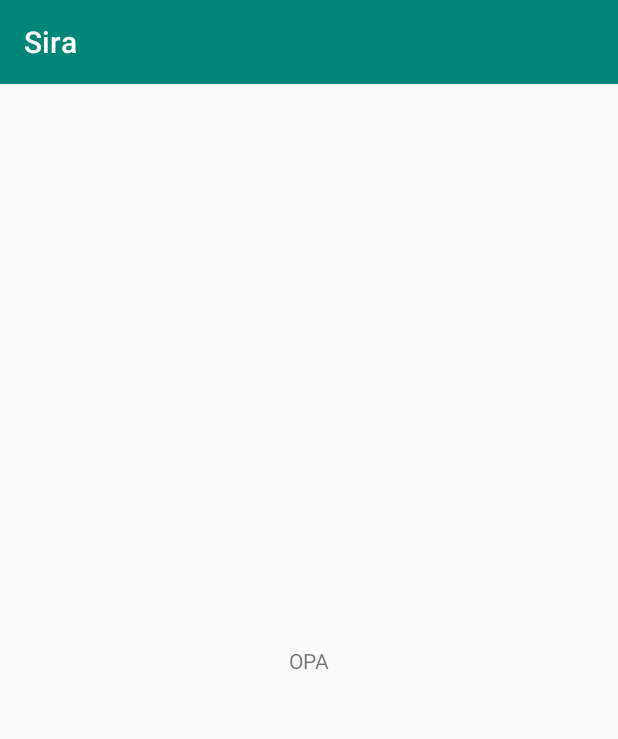
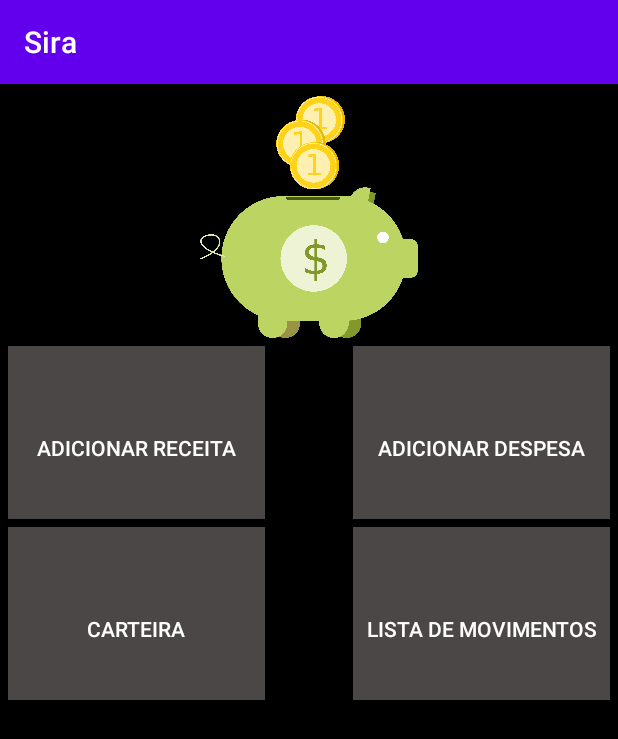
Before and after one commit to ZASOUROUNIJ/SIRA, an Android app: the screen it shows after launch (MainActivity), on a phone screen of 412 x 824 dp. Shown: the top 739 px of the screen. Run offline under Robolectric (Android 15) with nearby library versions, the phone set to English and light mode, and no system bars.

Commit message:
MainActivity criada

```diff
--- a/SiraProject/app/src/main/res/layout/activity_main.xml
+++ b/SiraProject/app/src/main/res/layout/activity_main.xml
@@ -4,15 +4,69 @@
     xmlns:tools="http://schemas.android.com/tools"
     android:layout_width="match_parent"
     android:layout_height="match_parent"
+    android:background="@color/colorOnSecondary"
+    android:orientation="vertical"
     tools:context="com.example.siraProject.MainActivity">
 
-    <TextView
-        android:layout_width="wrap_content"
-        android:layout_height="wrap_content"
-        android:text="OPA"
-        app:layout_constraintBottom_toBottomOf="parent"
-        app:layout_constraintLeft_toLeftOf="parent"
-        app:layout_constraintRight_toRightOf="parent"
-        app:layout_constraintTop_toTopOf="parent" />
+    <Button
+        android:id="@+id/BotaoCarteiraId"
+        android:layout_width="@dimen/BotaoLargura"
+        android:layout_height="@dimen/BotaoAltura"
+        android:layout_margin="5dp"
+        android:background="@color/colorCinzaClaro"
+        android:paddingTop="20dp"
+        android:text="@string/botao_carteira"
+        android:textColor="@color/colorOnPrimary"
+        app:layout_constraintStart_toStartOf="parent"
+        app:layout_constraintTop_toBottomOf="@+id/BotaoAdicionarReceitaId" />
+
+    <Button
+        android:id="@+id/BotaoAdicionarDespesaId"
+        android:layout_width="@dimen/BotaoLargura"
+        android:layout_height="@dimen/BotaoAltura"
+        android:layout_margin="5dp"
+        android:background="@color/colorCinzaClaro"
+        android:paddingTop="20dp"
+        android:text="@string/botao_despesa"
+        android:textColor="@color/colorOnPrimary"
+        app:layout_constraintEnd_toEndOf="parent"
+        app:layout_constraintTop_toBottomOf="@+id/LogoId" />
+
+    <Button
+        android:id="@+id/BotaoAdicionarReceitaId"
+        android:layout_width="@dimen/BotaoLargura"
+        android:layout_height="@dimen/BotaoAltura"
+        android:layout_margin="5dp"
+        android:background="@color/colorCinzaClaro"
+        android:paddingTop="20dp"
+        android:text="@string/botao_receita"
+        android:textColor="@color/colorOnPrimary"
+        app:layout_constraintStart_toStartOf="parent"
+        app:layout_constraintTop_toBottomOf="@+id/LogoId" />
+
+    <Button
+        android:id="@+id/BotaoListaDeMovimentosId"
+        android:layout_width="@dimen/BotaoLargura"
+        android:layout_height="@dimen/BotaoAltura"
+        android:layout_margin="5dp"
+        android:background="@color/colorCinzaClaro"
+        android:paddingTop="20dp"
+        android:text="@string/botao_movimentos"
+        android:textColor="@color/colorOnPrimary"
+        app:layout_constraintEnd_toEndOf="parent"
+        app:layout_constraintTop_toBottomOf="@+id/BotaoAdicionarDespesaId" />
+
+    <ImageView
+        android:id="@+id/LogoId"
+        android:layout_width="192dp"
+        android:layout_height="161dp"
+        android:layout_marginStart="8dp"
+        android:layout_marginTop="8dp"
+        android:layout_marginEnd="8dp"
+        android:contentDescription="@string/descricao_logo"
+        app:layout_constraintEnd_toEndOf="parent"
+        app:layout_constraintStart_toStartOf="parent"
+        app:layout_constraintTop_toTopOf="parent"
+        app:srcCompat="@drawable/porco1234" />
 
 </android.support.constraint.ConstraintLayout>
--- a/SiraProject/app/src/main/res/values/colors.xml
+++ b/SiraProject/app/src/main/res/values/colors.xml
@@ -1,6 +1,28 @@
 <?xml version="1.0" encoding="utf-8"?>
 <resources>
-    <color name="colorPrimary">#008577</color>
-    <color name="colorPrimaryDark">#00574B</color>
-    <color name="colorAccent">#D81B60</color>
+
+    <color name="colorPrimaryDark">#000</color>
+    <color name="colorAccent">#777777</color>
+    <!-->The color displayed most frequently across your app’s screens and components.<!-->
+    <color name="colorPrimary">#6200EE</color>
+
+    <!-->A tonal variation of the primary color.<!-->
+    <color name="colorPrimaryVariant">#3700B3</color>
+
+    <!-->A color that passes accessibility guidelines for
+    text/iconography when drawn on top of the primary color.<!-->
+    <color name="colorOnPrimary">#FFFFFF</color>
+
+     <!-->The secondary branding color for the app,
+     usually an accented complement to the primary branding color.<!-->
+    <color name="colorSecondary">#03DAC6</color>
+
+    <!-->A color that passes accessibility guidelines for
+    text/iconography when drawn on top of the secondary color.<!-->
+    <color name="colorOnSecondary">#000000</color>
+
+    <!--> A tonal variation of the secondary color.<!-->
+    <color name="colorSecondaryVariant">#018786</color>
+    <color name="colorCinzaClaro">#4B4747</color>
+    <color name="colorCinzaEscuro">#363434</color>
 </resources>
--- /dev/null
+++ b/SiraProject/app/src/main/res/values/dimens.xml
@@ -0,0 +1,5 @@
+<?xml version="1.0" encoding="utf-8"?>
+<resources>
+    <dimen name="BotaoLargura">171dp</dimen>
+    <dimen name="BotaoAltura">115dp</dimen>
+</resources>
--- a/SiraProject/app/src/main/res/values/strings.xml
+++ b/SiraProject/app/src/main/res/values/strings.xml
@@ -1,3 +1,20 @@
 <resources>
     <string name="app_name">Sira</string>
+    <string name="botao_carteira">Carteira</string>
+    <string name="botao_despesa">Adicionar despesa</string>
+    <string name="botao_receita">Adicionar receita</string>
+    <string name="botao_movimentos">Lista de Movimentos</string>
+    <!-->
+
+    <string name=""></string>
+    <string name=""></string>
+    <string name=""></string>
+    <string name=""></string>
+    <string name=""></string>
+    <string name=""></string>
+    <string name=""></string>
+    <string name=""></string>
+    <string name=""></string>
+    <!-->
+    <string name="descricao_logo">logotipo Porquinho</string>
 </resources>
```
Also changed, not shown: SiraProject/app/src/main/AndroidManifest.xml (+5 -4 lines), SiraProject/app/src/main/java/com/example/siraProject/AdcionarDespesaActivity.java (added, +13 -0 lines), SiraProject/app/src/main/java/com/example/siraProject/AdicionarReceitaActivity.java (added, +13 -0 lines), SiraProject/app/src/main/java/com/example/siraProject/CarteiraActivity.java (added, +13 -0 lines), SiraProject/app/src/main/java/com/example/siraProject/ListaMovimentosActivity.java (added, +14 -0 lines), SiraProject/app/src/main/res/layout/activity_adcionar_despesa.xml (added, +9 -0 lines), SiraProject/app/src/main/res/layout/activity_adicionar_receita.xml (added, +9 -0 lines), SiraProject/app/src/main/res/layout/activity_carteira.xml (added, +9 -0 lines), SiraProject/app/src/main/res/layout/activity_lista_movimentos.xml (added, +9 -0 lines), SiraProject/app/src/main/res/drawable/cachorro.png (deleted).
